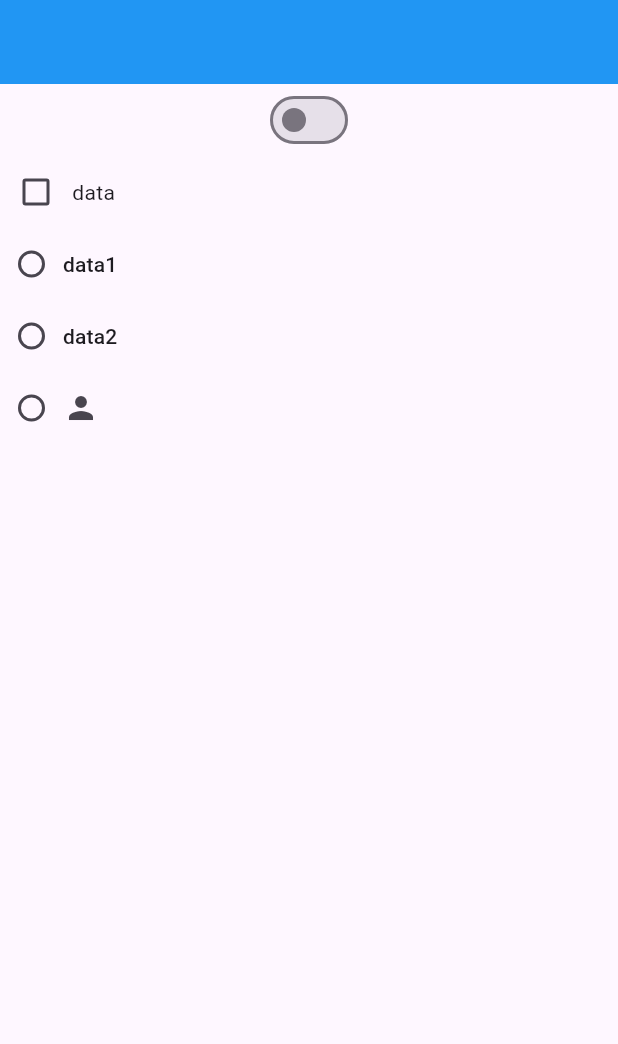
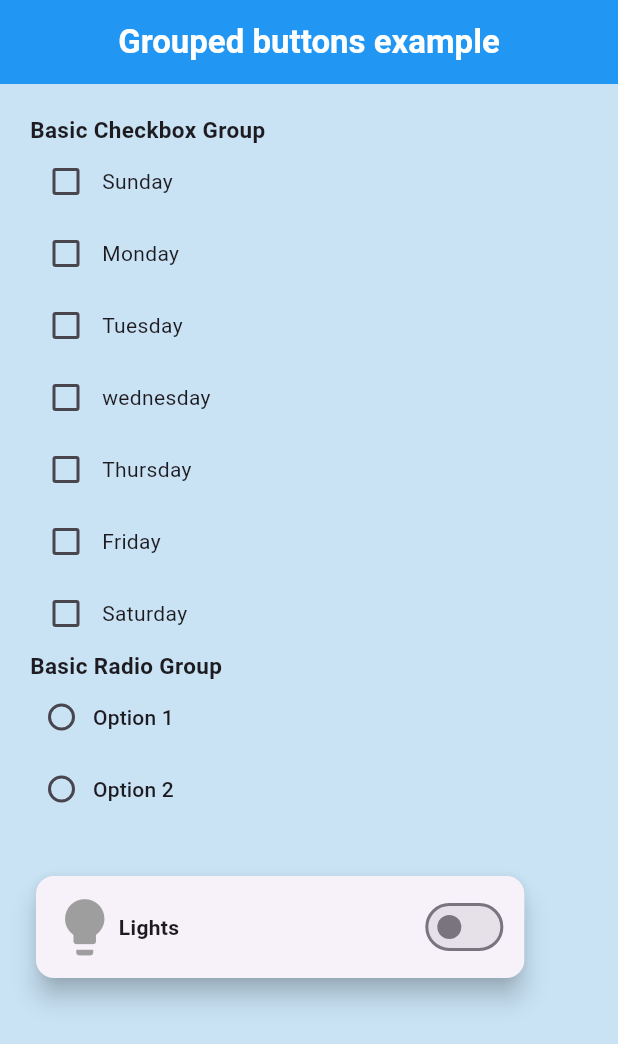
Before and after one commit to nazifanishat09/coder_angon, a Flutter app: the screen it shows after launch, on a phone screen of 412 x 824 dp. Shown: the top 1044 px of the screen. Run offline on Flutter 3.47's test engine with Material 3 defaults, Android fonts, the phone set to English and light mode, and no system bars.

Commit message:
Radio button,checkbox

```diff
--- a/lib/main.dart
+++ b/lib/main.dart
@@ -1,6 +1,7 @@
 import 'package:flutter/material.dart';
 import 'package:nishat/task1.dart';
 import 'package:nishat/task2.dart';
+import 'package:nishat/task_2.dart';
 
 void main(){
   runApp(MyApp());
@@ -14,7 +15,7 @@ class MyApp extends StatelessWidget {
     return MaterialApp(
     theme: ThemeData.light(),
       debugShowCheckedModeBanner: false,
-      home: Task2(),
+      home: TaskButton(),
 
     );
   }
--- /dev/null
+++ b/lib/task_2.dart
@@ -0,0 +1,234 @@
+import 'package:flutter/material.dart';
+
+class TaskButton extends StatefulWidget {
+  const TaskButton({super.key});
+
+  @override
+  State<TaskButton> createState() => _TaskButtonState();
+}
+
+class _TaskButtonState extends State<TaskButton> {
+  bool sunday = false;
+  bool monday = false;
+  bool tuesday = false;
+  bool wednesday = false;
+  bool thursday = false;
+  bool friday = false;
+  bool saturday = false;
+  int radio1 = 6;
+  bool d = false;
+  bool isLightOn = false;
+
+  @override
+  Widget build(BuildContext context) {
+    return Scaffold(
+      backgroundColor: Color(0xffC9E3F5),
+      appBar: AppBar(
+        backgroundColor: Colors.blue,
+        centerTitle: true,
+        title: Text(
+          "Grouped buttons example",
+          style: TextStyle(fontWeight: FontWeight.bold, color: Colors.white),
+        ),
+      ),
+      body: SafeArea(
+        child: Padding(
+          padding: const EdgeInsets.all(20),
+          child: Column(
+            crossAxisAlignment: CrossAxisAlignment.start,
+            children: [
+              Text ("Basic Checkbox Group",style: TextStyle(
+                fontWeight: FontWeight.bold,fontSize: 15,
+              ),),
+             Row(
+               children: [
+                 Checkbox(
+                   activeColor: Colors.blue,
+                     value: sunday,
+                     onChanged: (a){
+                       sunday= a!;
+                       setState(() {
+                       });
+                     }
+
+                 ),
+                 Text("Sunday")
+               ],
+             ),
+              Row(
+                children: [
+                  Checkbox(
+                      activeColor: Colors.blue,
+                      value: monday,
+                      onChanged: (a){
+                        monday= a!;
+                        setState(() {
+                        });
+                      }
+                  ),
+                  Text("Monday")
+                ],
+              ),
+              Row(
+                children: [
+                  Checkbox(
+                      activeColor: Colors.blue,
+                      value: tuesday,
+                      onChanged: (a){
+                        tuesday= a!;
+                        setState(() {
+                        });
+                      }
+                  ),
+                  Text("Tuesday")
+                ],
+              ),
+              Row(
+
+                children: [
+                  Checkbox(
+                      activeColor: Colors.blue,
+                      value: wednesday,
+                      onChanged: (a){
+                        wednesday= a!;
+                        setState(() {
+                        });
+                      }
+                  ),
+                  Text("wednesday")
+                ],
+              ),
+              Row(
+                children: [
+                  Checkbox(
+                      activeColor: Colors.blue,
+                      value:thursday,
+                      onChanged: (a){
+                        thursday= a!;
+                        setState(() {
+                        });
+                      }
+                  ),
+                  Text("Thursday")
+                ],
+              ),
+              Row(
+                children: [
+                  Checkbox(
+                      activeColor: Colors.blue,
+                      value: friday,
+                      onChanged: (a){
+                        friday= a!;
+                        setState(() {
+                        });
+                      }
+                  ),
+                  Text("Friday")
+                ],
+              ),
+              Row(
+                children: [
+                  Checkbox(
+                      activeColor: Colors.blue,
+                      value: saturday,
+                      onChanged: (a){
+                        saturday= a!;
+                        setState(() {
+                        });
+                      }
+                  ),
+                  Text("Saturday")
+                ],
+              ),
+
+              Text ("Basic Radio Group",style: TextStyle(
+                fontWeight: FontWeight.bold,fontSize: 15,
+              ),),
+              Row(
+                children: [
+                  RadioMenuButton(value: 0,
+                      groupValue: radio1,
+                      onChanged: (b){
+                        radio1 =b!;
+                        setState(() {
+
+                        });
+
+                      },
+                      child: Text("Option 1")
+
+                  )
+                ],
+              ),
+              Row(
+                children: [
+                  RadioMenuButton(
+                      value: 1,
+                      groupValue: radio1,
+
+                      onChanged: (c){
+                        radio1 =c!;
+                        setState(() {
+
+                        });
+                      },
+                      child: Text("Option 2"),
+
+                  )
+                ],
+              ),
+              SizedBox(height: 30),
+              Row(
+                children: [
+
+                  Card(
+                    elevation: 7,
+                    color: Colors.blueAccent[50],
+                    child: Padding(
+                      padding: const EdgeInsets.all(10),
+                      child: Row(
+                        mainAxisAlignment: MainAxisAlignment.spaceBetween,
+
+                        children: [
+                          Icon(
+                            isLightOn ?Icons.lightbulb_circle : Icons.lightbulb,
+                            color: isLightOn? Colors.orange : Colors.grey,
+                            size: 45,
+                          ),
+                          Row(
+                            spacing: 160,
+                            children: [
+                              Text("Lights",style: TextStyle(
+                                fontWeight: FontWeight.bold,
+                              ),),
+
+
+                          Switch(value: d,
+                              activeThumbColor: Colors.white,
+                              activeTrackColor: Colors.blue,
+                              onChanged: (a){
+                            d = a;
+                            setState(() {
+                              isLightOn = a;
+
+                            });
+                              }
+
+                          )
+                            ],
+                          ),
+                        ],
+                      ),
+                    ),
+                  )
+                ],
+              )
+            ],
+          ),
+        ),
+
+
+      ),
+    );
+  }
+}
```
